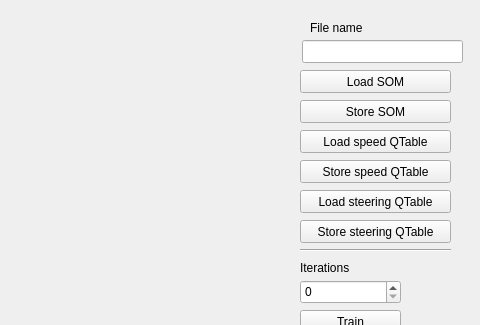
First picture: the form in mainwindow.ui, repository gcairone/carparking, before the edit; both pictures show x 320 to 800 and y 0 to 325 of the 800 by 600 pixel window.
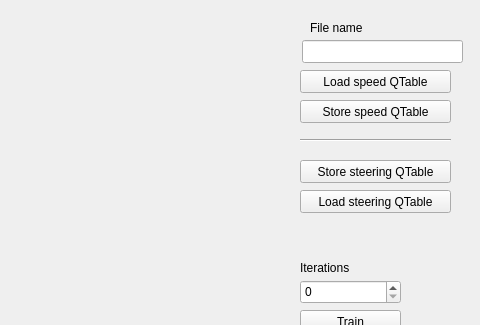
Second picture: the form after the edit.

```diff
--- a/mainwindow.ui
+++ b/mainwindow.ui
@@ -89,37 +89,11 @@
      </rect>
     </property>
    </widget>
-   <widget class="QPushButton" name="som_load">
-    <property name="geometry">
-     <rect>
-      <x>620</x>
-      <y>70</y>
-      <width>151</width>
-      <height>23</height>
-     </rect>
-    </property>
-    <property name="text">
-     <string>Load SOM</string>
-    </property>
-   </widget>
-   <widget class="QPushButton" name="som_store">
-    <property name="geometry">
-     <rect>
-      <x>620</x>
-      <y>100</y>
-      <width>151</width>
-      <height>23</height>
-     </rect>
-    </property>
-    <property name="text">
-     <string>Store SOM</string>
-    </property>
-   </widget>
    <widget class="QPushButton" name="qtable_load_sp">
     <property name="geometry">
      <rect>
       <x>620</x>
-      <y>130</y>
+      <y>70</y>
       <width>151</width>
       <height>23</height>
      </rect>
@@ -132,7 +106,7 @@
     <property name="geometry">
      <rect>
       <x>620</x>
-      <y>160</y>
+      <y>100</y>
       <width>151</width>
       <height>23</height>
      </rect>
@@ -145,7 +119,7 @@
     <property name="geometry">
      <rect>
       <x>620</x>
-      <y>240</y>
+      <y>130</y>
       <width>151</width>
       <height>20</height>
      </rect>
@@ -158,7 +132,7 @@
     <property name="geometry">
      <rect>
       <x>620</x>
-      <y>220</y>
+      <y>160</y>
       <width>151</width>
       <height>23</height>
      </rect>
```
